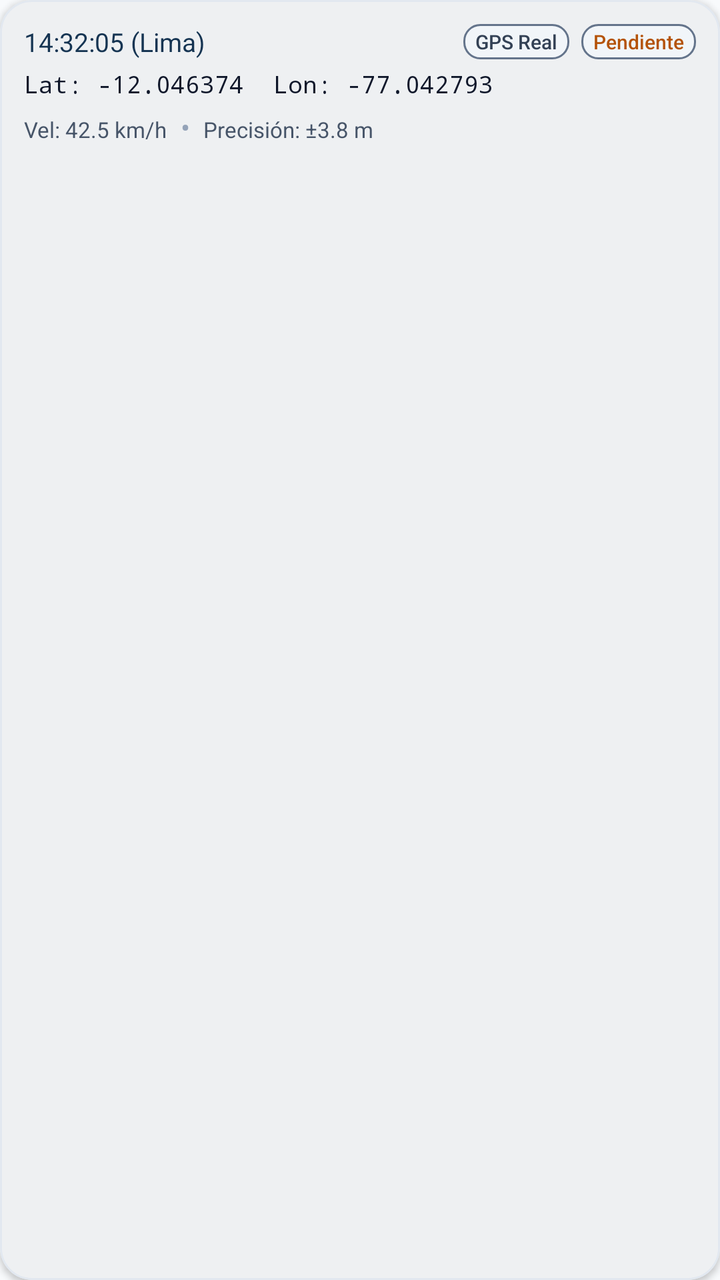
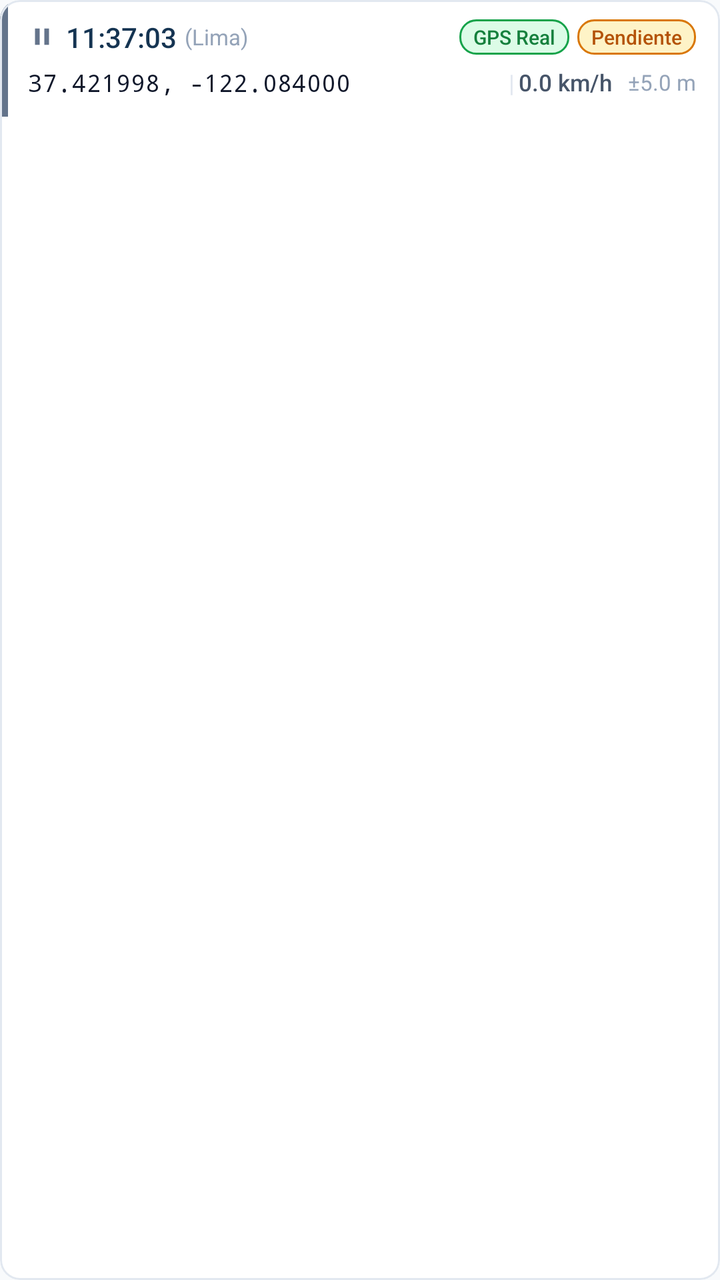

An Android layout rendered at two revisions. The XML below is the earlier revision; the diff shows what the commit changed to produce the second picture.
<!-- AndroidManifest.xml: application theme Theme.GPSCamiones -->
<!-- res/layout/item_history_location.xml -->
<?xml version="1.0" encoding="utf-8"?>
<com.google.android.material.card.MaterialCardView xmlns:android="http://schemas.android.com/apk/res/android"
    xmlns:app="http://schemas.android.com/apk/res-auto"
    xmlns:tools="http://schemas.android.com/tools"
    style="@style/Widget.GPSCamiones.Card"
    android:layout_width="match_parent"
    android:layout_height="wrap_content"
    android:layout_marginBottom="8dp">

    <LinearLayout
        android:layout_width="match_parent"
        android:layout_height="wrap_content"
        android:orientation="vertical"
        android:padding="12dp">

        <LinearLayout
            android:layout_width="match_parent"
            android:layout_height="wrap_content"
            android:gravity="center_vertical"
            android:orientation="horizontal">

            <TextView
                android:id="@+id/tv_item_hora"
                android:layout_width="0dp"
                android:layout_height="wrap_content"
                android:layout_weight="1"
                android:fontFamily="sans-serif-bold"
                android:text="14:32:05 (Lima)"
                android:textColor="@color/primary_petrol"
                android:textSize="13sp" />

            
            <TextView
                android:id="@+id/tv_item_mock"
                android:layout_width="wrap_content"
                android:layout_height="wrap_content"
                android:background="@drawable/badge_status_neutral"
                android:fontFamily="sans-serif-medium"
                android:paddingStart="6dp"
                android:paddingTop="2dp"
                android:paddingEnd="6dp"
                android:paddingBottom="2dp"
                android:text="GPS Real"
                android:textColor="@color/status_neutral_text"
                android:textSize="10sp" />

            
            <TextView
                android:id="@+id/tv_item_sync"
                android:layout_width="wrap_content"
                android:layout_height="wrap_content"
                android:layout_marginStart="6dp"
                android:background="@drawable/badge_status_neutral"
                android:fontFamily="sans-serif-medium"
                android:paddingStart="6dp"
                android:paddingTop="2dp"
                android:paddingEnd="6dp"
                android:paddingBottom="2dp"
                android:text="Pendiente"
                android:textColor="@color/status_warning_text"
                android:textSize="10sp" />
        </LinearLayout>

        <TextView
            android:id="@+id/tv_item_coords"
            android:layout_width="wrap_content"
            android:layout_height="wrap_content"
            android:layout_marginTop="4dp"
            android:fontFamily="monospace"
            android:text="Lat: -12.046374  Lon: -77.042793"
            android:textColor="@color/text_primary"
            android:textSize="12sp" />

        <LinearLayout
            android:layout_width="match_parent"
            android:layout_height="wrap_content"
            android:layout_marginTop="4dp"
            android:orientation="horizontal">

            <TextView
                android:id="@+id/tv_item_velocidad"
                android:layout_width="wrap_content"
                android:layout_height="wrap_content"
                android:fontFamily="sans-serif"
                android:text="Vel: 42.5 km/h"
                android:textColor="@color/text_secondary"
                android:textSize="11sp" />

            <TextView
                android:layout_width="wrap_content"
                android:layout_height="wrap_content"
                android:text="  •  "
                android:textColor="@color/text_tertiary" />

            <TextView
                android:id="@+id/tv_item_precision"
                android:layout_width="wrap_content"
                android:layout_height="wrap_content"
                android:fontFamily="sans-serif"
                android:text="Precisión: ±3.8 m"
                android:textColor="@color/text_secondary"
                android:textSize="11sp" />
        </LinearLayout>
    </LinearLayout>
</com.google.android.material.card.MaterialCardView>
<!-- resources referenced by this layout -->
<resources>
  <color name="primary_petrol">#153452</color>
  <color name="status_neutral_text">#334155</color>
  <color name="status_warning_text">#B45309</color>
  <color name="text_primary">#0F172A</color>
  <color name="text_secondary">#475569</color>
  <color name="text_tertiary">#94A3B8</color>
  <!-- drawable badge_status_neutral (drawable) -->
  <?xml version="1.0" encoding="utf-8"?>
  <shape xmlns:android="http://schemas.android.com/apk/res/android"
      android:shape="rectangle">
      <corners android:radius="8dp" />
      <solid android:color="@color/status_neutral_container" />
      <stroke
          android:width="1dp"
          android:color="@color/status_neutral" />
  </shape>
  <style name="Widget.GPSCamiones.Card" parent="Widget.Material3.CardView.Elevated">
          <item name="cardCornerRadius">16dp</item>
          <item name="cardElevation">2dp</item>
          <item name="cardBackgroundColor">@color/bg_surface</item>
          <item name="strokeWidth">1dp</item>
          <item name="strokeColor">@color/bg_card_stroke</item>
      </style>
  <style name="Theme.GPSCamiones" parent="Base.Theme.GPSCamiones" />
  <color name="status_neutral_container">#F1F5F9</color>
  <color name="status_neutral">#64748B</color>
  <color name="bg_surface">#FFFFFF</color>
  <color name="bg_card_stroke">#E2E8F0</color>
  <style name="Base.Theme.GPSCamiones" parent="Theme.Material3.DayNight.NoActionBar">
          
          <item name="colorPrimary">@color/primary_petrol</item>
          <item name="colorOnPrimary">@color/text_on_primary</item>
          <item name="colorPrimaryContainer">@color/primary_container</item>
          <item name="colorOnPrimaryContainer">@color/on_primary_container</item>
  
          <item name="colorSecondary">@color/secondary_accent</item>
          <item name="colorSecondaryContainer">@color/secondary_container</item>
  
          <item name="android:colorBackground">@color/bg_light</item>
          <item name="colorSurface">@color/bg_surface</item>
          <item name="colorSurfaceVariant">@color/bg_surface_variant</item>
          <item name="colorOnSurface">@color/text_primary</item>
          <item name="colorOnSurfaceVariant">@color/text_secondary</item>
  
          <item name="android:statusBarColor">@color/primary_petrol_dark</item>
          <item name="android:windowLightStatusBar">false</item>
          <item name="android:navigationBarColor">@color/bg_surface</item>
          <item name="android:windowLightNavigationBar" tools:targetApi="27">true</item>
      </style>
  <color name="text_on_primary">#FFFFFF</color>
  <color name="primary_container">#E8F1F8</color>
  <color name="on_primary_container">#0A1D30</color>
  <color name="secondary_accent">#1E6091</color>
  <color name="secondary_container">#DDEBFA</color>
  <color name="bg_light">#F8FAFC</color>
  <color name="bg_surface_variant">#F1F5F9</color>
  <color name="primary_petrol_dark">#0E2337</color>
</resources>

<!-- the commit's change to res/layout/item_history_location.xml (unified diff, before → after) -->
@@ -1,105 +1,174 @@
 <?xml version="1.0" encoding="utf-8"?>
 <com.google.android.material.card.MaterialCardView xmlns:android="http://schemas.android.com/apk/res/android"
     xmlns:app="http://schemas.android.com/apk/res-auto"
-    xmlns:tools="http://schemas.android.com/tools"
     style="@style/Widget.GPSCamiones.Card"
     android:layout_width="match_parent"
     android:layout_height="wrap_content"
-    android:layout_marginBottom="8dp">
+    android:layout_marginStart="12dp"
+    android:layout_marginEnd="12dp"
+    android:layout_marginBottom="6dp"
+    app:cardCornerRadius="10dp"
+    app:cardElevation="0dp"
+    app:strokeColor="@color/bg_card_stroke"
+    app:strokeWidth="1dp">
 
     <LinearLayout
         android:layout_width="match_parent"
         android:layout_height="wrap_content"
-        android:orientation="vertical"
-        android:padding="12dp">
+        android:orientation="horizontal"
+        android:paddingStart="0dp"
+        android:paddingTop="0dp"
+        android:paddingEnd="12dp"
+        android:paddingBottom="0dp">
 
+        
+        <View
+            android:id="@+id/v_item_franja"
+            android:layout_width="4dp"
+            android:layout_height="match_parent"
+            android:background="@color/status_neutral" />
+
+        
         <LinearLayout
-            android:layout_width="match_parent"
+            android:layout_width="0dp"
             android:layout_height="wrap_content"
-            android:gravity="center_vertical"
-            android:orientation="horizontal">
-
-            <TextView
-                android:id="@+id/tv_item_hora"
-                android:layout_width="0dp"
-                android:layout_height="wrap_content"
-                android:layout_weight="1"
-                android:fontFamily="sans-serif-bold"
-                android:text="14:32:05 (Lima)"
-                android:textColor="@color/primary_petrol"
-                android:textSize="13sp" />
+            android:layout_marginStart="10dp"
+            android:layout_weight="1"
+            android:orientation="vertical"
+            android:paddingTop="9dp"
+            android:paddingBottom="9dp">
 
             
-            <TextView
-                android:id="@+id/tv_item_mock"
-                android:layout_width="wrap_content"
+            <LinearLayout
+                android:layout_width="match_parent"
                 android:layout_height="wrap_content"
-                android:background="@drawable/badge_status_neutral"
-                android:fontFamily="sans-serif-medium"
-                android:paddingStart="6dp"
-                android:paddingTop="2dp"
-                android:paddingEnd="6dp"
-                android:paddingBottom="2dp"
-                android:text="GPS Real"
-                android:textColor="@color/status_neutral_text"
-                android:textSize="10sp" />
+                android:gravity="center_vertical"
+                android:orientation="horizontal">
+
+                
+                <ImageView
+                    android:id="@+id/iv_item_icono_estado"
+                    android:layout_width="14dp"
+                    android:layout_height="14dp"
+                    android:contentDescription="Estado"
+                    android:src="@drawable/ic_pause"
+                    app:tint="@color/status_neutral" />
+
+                
+                <TextView
+                    android:id="@+id/tv_item_hora"
+                    android:layout_width="wrap_content"
+                    android:layout_height="wrap_content"
+                    android:layout_marginStart="5dp"
+                    android:fontFamily="sans-serif-medium"
+                    android:text="11:37:03"
+                    android:textColor="@color/primary_petrol"
+                    android:textSize="14sp" />
+
+                
+                <TextView
+                    android:layout_width="wrap_content"
+                    android:layout_height="wrap_content"
+                    android:layout_marginStart="4dp"
+                    android:fontFamily="sans-serif"
+                    android:text="(Lima)"
+                    android:textColor="@color/text_tertiary"
+                    android:textSize="11sp" />
+
+                <View
+                    android:layout_width="0dp"
+                    android:layout_height="1dp"
+                    android:layout_weight="1" />
+
+                
+                <TextView
+                    android:id="@+id/tv_item_mock"
+                    android:layout_width="wrap_content"
+                    android:layout_height="wrap_content"
+                    android:background="@drawable/badge_status_active"
+                    android:fontFamily="sans-serif-medium"
+                    android:paddingStart="7dp"
+                    android:paddingTop="2dp"
+                    android:paddingEnd="7dp"
+                    android:paddingBottom="2dp"
+                    android:text="GPS Real"
+                    android:textColor="@color/status_active_text"
+                    android:textSize="10sp" />
+
+                
+                <TextView
+                    android:id="@+id/tv_item_sync"
+                    android:layout_width="wrap_content"
+                    android:layout_height="wrap_content"
+                    android:layout_marginStart="4dp"
+                    android:background="@drawable/badge_status_warning"
+                    android:fontFamily="sans-serif-medium"
+                    android:paddingStart="7dp"
+                    android:paddingTop="2dp"
+                    android:paddingEnd="7dp"
+                    android:paddingBottom="2dp"
+                    android:text="Pendiente"
+                    android:textColor="@color/status_warning_text"
+                    android:textSize="10sp" />
+
+            </LinearLayout>
 
             
-            <TextView
-                android:id="@+id/tv_item_sync"
-                android:layout_width="wrap_content"
+            <LinearLayout
+                android:layout_width="match_parent"
                 android:layout_height="wrap_content"
-                android:layout_marginStart="6dp"
-                android:background="@drawable/badge_status_neutral"
-                android:fontFamily="sans-serif-medium"
-                android:paddingStart="6dp"
-                android:paddingTop="2dp"
-                android:paddingEnd="6dp"
-                android:paddingBottom="2dp"
-                android:text="Pendiente"
-                android:textColor="@color/status_warning_text"
-                android:textSize="10sp" />
+                android:layout_marginTop="5dp"
+                android:gravity="center_vertical"
+                android:orientation="horizontal">
+
+                <TextView
+                    android:id="@+id/tv_item_coords"
+                    android:layout_width="0dp"
+                    android:layout_height="wrap_content"
+                    android:layout_weight="1"
+                    android:ellipsize="end"
+                    android:fontFamily="monospace"
+                    android:maxLines="1"
+                    android:text="37.421998, -122.084000"
+                    android:textColor="@color/text_primary"
+                    android:textSize="12sp" />
+
+                
+                <TextView
+                    android:layout_width="wrap_content"
+                    android:layout_height="wrap_content"
+                    android:layout_marginStart="8dp"
+                    android:layout_marginEnd="2dp"
+                    android:fontFamily="sans-serif"
+                    android:text="|"
+                    android:textColor="@color/bg_card_stroke"
+                    android:textSize="12sp" />
+
+                
+                <TextView
+                    android:id="@+id/tv_item_velocidad"
+                    android:layout_width="wrap_content"
+                    android:layout_height="wrap_content"
+                    android:fontFamily="sans-serif-medium"
+                    android:text="0.0 km/h"
+                    android:textColor="@color/text_secondary"
+                    android:textSize="11.5sp" />
+
+                
+                <TextView
+                    android:id="@+id/tv_item_precision"
+                    android:layout_width="wrap_content"
+                    android:layout_height="wrap_content"
+                    android:layout_marginStart="8dp"
+                    android:fontFamily="sans-serif"
+                    android:text="±5.0 m"
+                    android:textColor="@color/text_tertiary"
+                    android:textSize="11sp" />
+
+            </LinearLayout>
+
         </LinearLayout>
 
-        <TextView
-            android:id="@+id/tv_item_coords"
-            android:layout_width="wrap_content"
-            android:layout_height="wrap_content"
-            android:layout_marginTop="4dp"
-            android:fontFamily="monospace"
-            android:text="Lat: -12.046374  Lon: -77.042793"
-            android:textColor="@color/text_primary"
-            android:textSize="12sp" />
+    </LinearLayout>
 
-        <LinearLayout
-            android:layout_width="match_parent"
-            android:layout_height="wrap_content"
-            android:layout_marginTop="4dp"
-            android:orientation="horizontal">
-
-            <TextView
-                android:id="@+id/tv_item_velocidad"
-                android:layout_width="wrap_content"
-                android:layout_height="wrap_content"
-                android:fontFamily="sans-serif"
-                android:text="Vel: 42.5 km/h"
-                android:textColor="@color/text_secondary"
-                android:textSize="11sp" />
-
-            <TextView
-                android:layout_width="wrap_content"
-                android:layout_height="wrap_content"
-                android:text="  •  "
-                android:textColor="@color/text_tertiary" />
-
-            <TextView
-                android:id="@+id/tv_item_precision"
-                android:layout_width="wrap_content"
-                android:layout_height="wrap_content"
-                android:fontFamily="sans-serif"
-                android:text="Precisión: ±3.8 m"
-                android:textColor="@color/text_secondary"
-                android:textSize="11sp" />
-        </LinearLayout>
-    </LinearLayout>
 </com.google.android.material.card.MaterialCardView>
<!-- resource entries referenced after the edit -->
@@ -1,21 +1,41 @@
 <!-- resources referenced by this layout -->
 <resources>
   <color name="primary_petrol">#153452</color>
-  <color name="status_neutral_text">#334155</color>
+  <color name="status_active_text">#15803D</color>
   <color name="status_warning_text">#B45309</color>
   <color name="text_primary">#0F172A</color>
   <color name="text_secondary">#475569</color>
   <color name="text_tertiary">#94A3B8</color>
-  <!-- drawable badge_status_neutral (drawable) -->
+  <!-- drawable badge_status_active (drawable) -->
   <?xml version="1.0" encoding="utf-8"?>
   <shape xmlns:android="http://schemas.android.com/apk/res/android"
       android:shape="rectangle">
       <corners android:radius="8dp" />
-      <solid android:color="@color/status_neutral_container" />
+      <solid android:color="@color/status_active_container" />
       <stroke
           android:width="1dp"
-          android:color="@color/status_neutral" />
+          android:color="@color/status_active" />
   </shape>
+  <!-- drawable badge_status_warning (drawable) -->
+  <?xml version="1.0" encoding="utf-8"?>
+  <shape xmlns:android="http://schemas.android.com/apk/res/android"
+      android:shape="rectangle">
+      <corners android:radius="8dp" />
+      <solid android:color="@color/status_warning_container" />
+      <stroke
+          android:width="1dp"
+          android:color="@color/status_warning" />
+  </shape>
+  <!-- drawable ic_pause (drawable) -->
+  <vector xmlns:android="http://schemas.android.com/apk/res/android"
+      android:width="24dp"
+      android:height="24dp"
+      android:viewportWidth="24"
+      android:viewportHeight="24">
+      <path
+          android:fillColor="#FF64748B"
+          android:pathData="M6,19h4V5H6v14zm8,-14v14h4V5h-4z" />
+  </vector>
   <style name="Widget.GPSCamiones.Card" parent="Widget.Material3.CardView.Elevated">
           <item name="cardCornerRadius">16dp</item>
           <item name="cardElevation">2dp</item>
@@ -24,7 +44,10 @@
           <item name="strokeColor">@color/bg_card_stroke</item>
       </style>
   <style name="Theme.GPSCamiones" parent="Base.Theme.GPSCamiones" />
-  <color name="status_neutral_container">#F1F5F9</color>
+  <color name="status_active_container">#DCFCE7</color>
+  <color name="status_active">#16A34A</color>
+  <color name="status_warning_container">#FEF3C7</color>
+  <color name="status_warning">#D97706</color>
   <color name="status_neutral">#64748B</color>
   <color name="bg_surface">#FFFFFF</color>
   <color name="bg_card_stroke">#E2E8F0</color>
